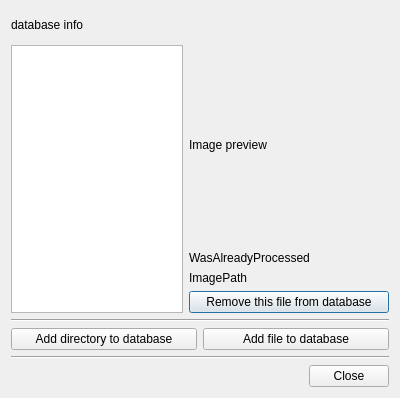
The window that editdatabasedlg.ui (seanet7or/mosaicit) describes before a commit, drawn with Qt 5.
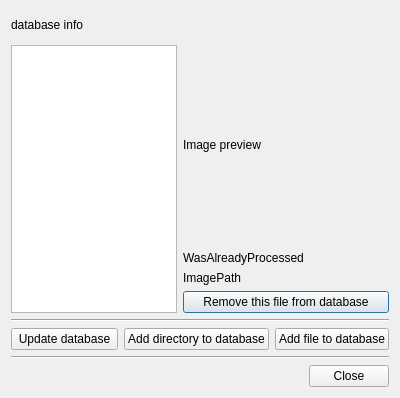
The same window after the commit.

Commit message: - created new project file due to build errors - worked on edit database dialog

Diff of the .ui file:
```diff
--- a/editdatabasedlg.ui
+++ b/editdatabasedlg.ui
@@ -36,33 +36,14 @@
        </property>
       </widget>
      </item>
-     <item row="1" column="1">
-      <widget class="QLabel" name="ImagePreview">
-       <property name="minimumSize">
-        <size>
-         <width>200</width>
-         <height>200</height>
-        </size>
-       </property>
-       <property name="maximumSize">
-        <size>
-         <width>200</width>
-         <height>200</height>
-        </size>
-       </property>
-       <property name="text">
-        <string>Image preview</string>
-       </property>
-      </widget>
-     </item>
-     <item row="4" column="1">
+     <item row="4" column="1" colspan="2">
       <widget class="QPushButton" name="removeFileButton">
        <property name="text">
         <string>Remove this file from database</string>
        </property>
       </widget>
      </item>
-     <item row="3" column="1">
+     <item row="3" column="1" colspan="2">
       <widget class="QLabel" name="imagePathLabel">
        <property name="text">
         <string>ImagePath</string>
@@ -76,6 +57,25 @@
        </property>
       </widget>
      </item>
+     <item row="1" column="1">
+      <widget class="QLabel" name="imagePreview">
+       <property name="minimumSize">
+        <size>
+         <width>200</width>
+         <height>200</height>
+        </size>
+       </property>
+       <property name="maximumSize">
+        <size>
+         <width>200</width>
+         <height>200</height>
+        </size>
+       </property>
+       <property name="text">
+        <string>Image preview</string>
+       </property>
+      </widget>
+     </item>
     </layout>
    </item>
    <item>
@@ -87,20 +87,27 @@
    </item>
    <item>
     <layout class="QGridLayout" name="gridLayout_2">
-     <item row="0" column="0">
+     <item row="0" column="1">
       <widget class="QPushButton" name="addDirButton">
        <property name="text">
         <string>Add directory to database</string>
        </property>
       </widget>
      </item>
-     <item row="0" column="1">
+     <item row="0" column="2">
       <widget class="QPushButton" name="adFileButton">
        <property name="text">
         <string>Add file to database</string>
        </property>
       </widget>
      </item>
+     <item row="0" column="0">
+      <widget class="QPushButton" name="updateDatabaseButton">
+       <property name="text">
+        <string>Update database</string>
+       </property>
+      </widget>
+     </item>
     </layout>
    </item>
    <item>
```
The commit also changes 4 other files.
